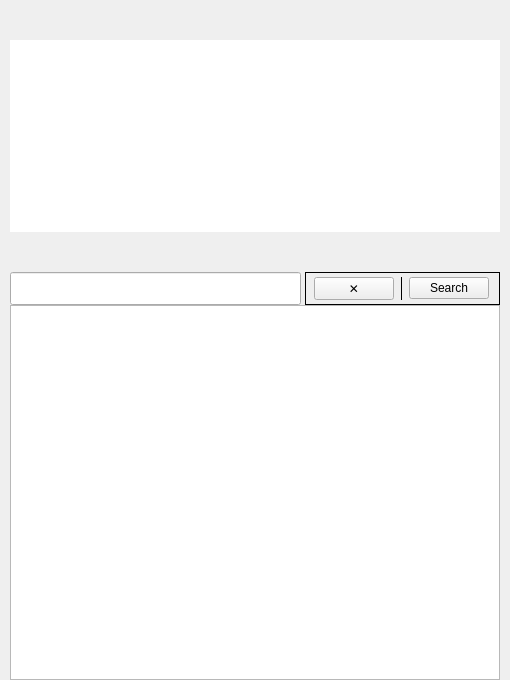
First picture: the form in widgets/homewidget.ui, repository Rain92/UltimateMangaReader, before the edit.
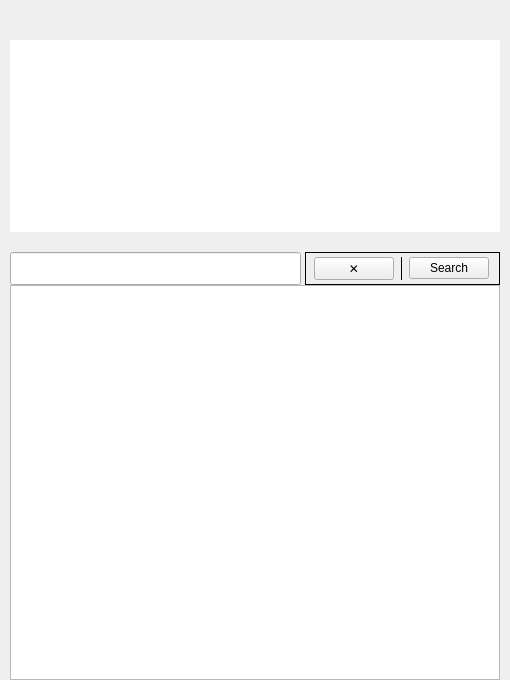
Second picture: the form after the edit. Custom widgets are drawn as their Qt base class.

Patch:
```diff
--- a/widgets/homewidget.ui
+++ b/widgets/homewidget.ui
@@ -132,7 +132,7 @@
      <property name="sizeHint" stdset="0">
       <size>
        <width>20</width>
-       <height>40</height>
+       <height>20</height>
       </size>
      </property>
     </spacer>
```
